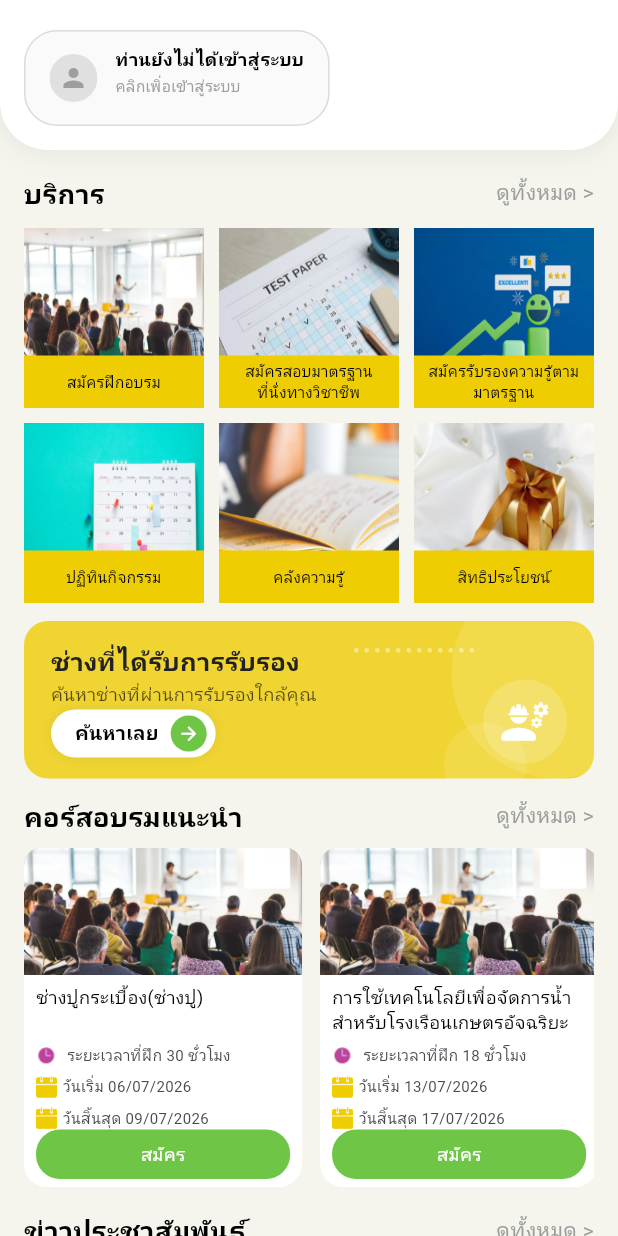
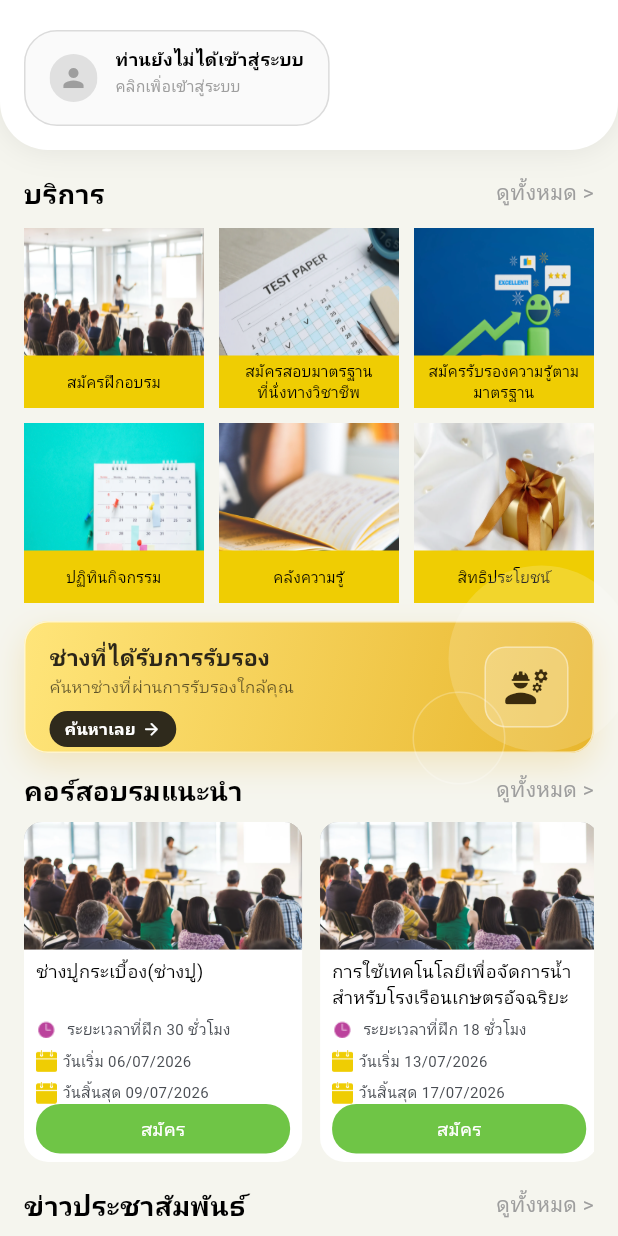
Before and after one commit to webuilddeveloper/dsd_2026_mobile, a Flutter app: the HomePage screen opened directly with empty values, on a phone screen of 412 x 824 dp. Run offline on Flutter 3.47's test engine with Material 3 defaults, Android fonts, the phone set to English and light mode, and no system bars; our stand-ins replace app_links, carousel_slider, dio, flutter_html, flutter_secure_storage, fluttertoast and 10 more; missing offline and left inert: background_downloader, flutter_line_sdk, screen_protector, syncfusion_flutter_core, syncfusion_flutter_pdfviewer; accounts and stored records are empty; network calls fail; Roboto replaces fonts that are missing (Kanit).

Commit message:
Update ปุ่มค้นหาช่าง

```diff
--- a/lib/home.dart
+++ b/lib/home.dart
@@ -4,7 +4,6 @@ import 'package:dsd/blank_page/appbar.dart';
 import 'package:dsd/blank_page/carousel.dart';
 import 'package:dsd/blank_page/format.dart';
 import 'package:dsd/blank_page/launch.dart';
-import 'package:dsd/blank_page/textfield.dart';
 
 import 'package:dsd/blank_page/webview.dart';
 import 'package:dsd/technician/technician.dart';
@@ -525,7 +524,7 @@ class HomePageState extends State<HomePage>
   // }
   Widget buildTechnicianCard({required BuildContext context}) {
     return InkWell(
-      borderRadius: BorderRadius.circular(22),
+      borderRadius: BorderRadius.circular(16),
       onTap: () {
         Navigator.push(
           context,
@@ -533,172 +532,129 @@ class HomePageState extends State<HomePage>
         );
       },
       child: Container(
-        height: 105,
+        height: 88,
         width: double.infinity,
         decoration: BoxDecoration(
           borderRadius: BorderRadius.circular(16),
-          // gradient: const LinearGradient(
-          //   begin: Alignment.topLeft,
-          //   end: Alignment.bottomRight,
-          //   colors: [Color(0xffffd54f), Color(0xffffc107)],
-          // ),
-          color: AppColors.primary.withOpacity(0.8),
-          // boxShadow: [
-          //   BoxShadow(
-          //     color: Colors.amber.withOpacity(.25),
-          //     blurRadius: 18,
-          //     offset: const Offset(0, 8),
-          //   ),
-          // ],
+          gradient: const LinearGradient(
+            begin: Alignment.topLeft,
+            end: Alignment.bottomRight,
+            colors: [Color(0xFFFFE57A), Color(0xFFE8B62D)],
+          ),
+          border: Border.all(color: Colors.white.withOpacity(.65), width: 1),
+          boxShadow: [
+            BoxShadow(
+              color: const Color(0xFFE0A81F).withOpacity(.22),
+              blurRadius: 18,
+              offset: const Offset(0, 8),
+            ),
+          ],
         ),
         child: Stack(
+          clipBehavior: Clip.none,
           children: [
-            /// วงกลมใหญ่
             Positioned(
-              right: -45,
-              top: -35,
+              right: -28,
+              top: -38,
               child: Container(
-                width: 140,
-                height: 140,
+                width: 124,
+                height: 124,
                 decoration: BoxDecoration(
-                  color: Colors.white.withOpacity(.12),
+                  color: Colors.white.withOpacity(.16),
                   shape: BoxShape.circle,
                 ),
               ),
             ),
-
-            /// วงกลมเล็ก
             Positioned(
-              right: 45,
-              bottom: -18,
+              right: 58,
+              bottom: -22,
               child: Container(
-                width: 55,
-                height: 55,
+                width: 62,
+                height: 62,
                 decoration: BoxDecoration(
-                  color: Colors.white.withOpacity(.10),
+                  border: Border.all(color: Colors.white.withOpacity(.24)),
                   shape: BoxShape.circle,
                 ),
               ),
             ),
-
-            /// จุดตกแต่ง
             Positioned(
-              right: 80,
-              top: 18,
-              child: Wrap(
-                spacing: 4,
-                runSpacing: 4,
-                children: List.generate(
-                  12,
-                  (_) => Container(
-                    width: 3,
-                    height: 3,
+              right: 16,
+              top: 16,
+              bottom: 16,
+              child: Container(
+                width: 56,
                 decoration: BoxDecoration(
-                      color: Colors.white.withOpacity(.45),
-                      shape: BoxShape.circle,
+                  color: Colors.white.withOpacity(.20),
+                  borderRadius: BorderRadius.circular(14),
+                  border: Border.all(color: Colors.white.withOpacity(.40)),
+                ),
+                child: const Icon(
+                  Icons.engineering_rounded,
+                  size: 31,
+                  color: Color(0xFF3B2B0D),
                 ),
               ),
             ),
-              ),
-            ),
-
-            /// icon
-            Positioned(
-              right: 18,
-              bottom: 10,
-              child: Stack(
-                alignment: Alignment.center,
+            Padding(
+              padding: const EdgeInsets.fromLTRB(16, 12, 84, 12),
+              child: Row(
                 children: [
-                  Container(
-                    width: 56,
-                    height: 56,
-                    decoration: BoxDecoration(
-                      color: Colors.white.withOpacity(.18),
-                      shape: BoxShape.circle,
-                    ),
-                  ),
-
-                  const Icon(
-                    Icons.engineering_rounded,
-                    size: 34,
-                    color: Colors.white,
-                  ),
-                ],
-              ),
-            ),
-
-            Padding(
-              padding: const EdgeInsets.symmetric(horizontal: 18, vertical: 14),
+                  Expanded(
                     child: Column(
+                      mainAxisAlignment: MainAxisAlignment.center,
                       crossAxisAlignment: CrossAxisAlignment.start,
                       children: [
                         const Text(
                           "ช่างที่ได้รับการรับรอง",
                           style: TextStyle(
                             fontFamily: "Kanit",
-                      fontSize: 17,
+                            fontSize: 15,
                             fontWeight: FontWeight.w700,
-                      color: Color(0xff222222),
+                            color: Color(0xFF2C2618),
                           ),
+                          maxLines: 1,
+                          overflow: TextOverflow.ellipsis,
                         ),
-
                         const SizedBox(height: 2),
-
                         Text(
                           "ค้นหาช่างที่ผ่านการรับรองใกล้คุณ",
                           style: TextStyle(
                             fontFamily: "Kanit",
-                      fontSize: 12,
-                      color: Colors.black.withOpacity(.65),
+                            fontSize: 11,
+                            color: Colors.black.withOpacity(.62),
                           ),
+                          maxLines: 1,
+                          overflow: TextOverflow.ellipsis,
                         ),
-
-                  const Spacer(),
-
+                        const SizedBox(height: 8),
                         Container(
                           padding: const EdgeInsets.symmetric(
-                      horizontal: 6,
+                            horizontal: 10,
                             vertical: 4,
                           ),
                           decoration: BoxDecoration(
-                      color: Colors.white,
-                      borderRadius: BorderRadius.circular(30),
-                      boxShadow: [
-                        BoxShadow(
-                          color: Colors.black.withOpacity(.08),
-                          blurRadius: 8,
+                            color: const Color(0xFF2F2A1C),
+                            borderRadius: BorderRadius.circular(999),
                           ),
-                      ],
-                    ),
-                    child: Row(
+                          child: const Row(
                             mainAxisSize: MainAxisSize.min,
-
                             children: [
-                        const SizedBox(width: 10),
-
-                        const Text(
+                              Text(
                                 "ค้นหาเลย",
                                 style: TextStyle(
                                   fontFamily: "Kanit",
-                            fontWeight: FontWeight.bold,
-                            fontSize: 13,
+                                  fontSize: 11,
+                                  fontWeight: FontWeight.w600,
+                                  color: Colors.white,
                                 ),
                               ),
-
-                        const SizedBox(width: 8),
-
-                        Container(
-                          width: 24,
-                          height: 24,
-                          decoration: const BoxDecoration(
-                            // color: Color(0xff2E7D32),
-                            color: Color(0xFF6FC546),
-                            shape: BoxShape.circle,
-                          ),
-                          child: const Icon(
+                              SizedBox(width: 4),
+                              Icon(
                                 Icons.arrow_forward_rounded,
                                 color: Colors.white,
-                            size: 15,
+                                size: 13,
+                              ),
+                            ],
                           ),
                         ),
                       ],
```
Lines whose indentation alone changed are shown as unchanged.
